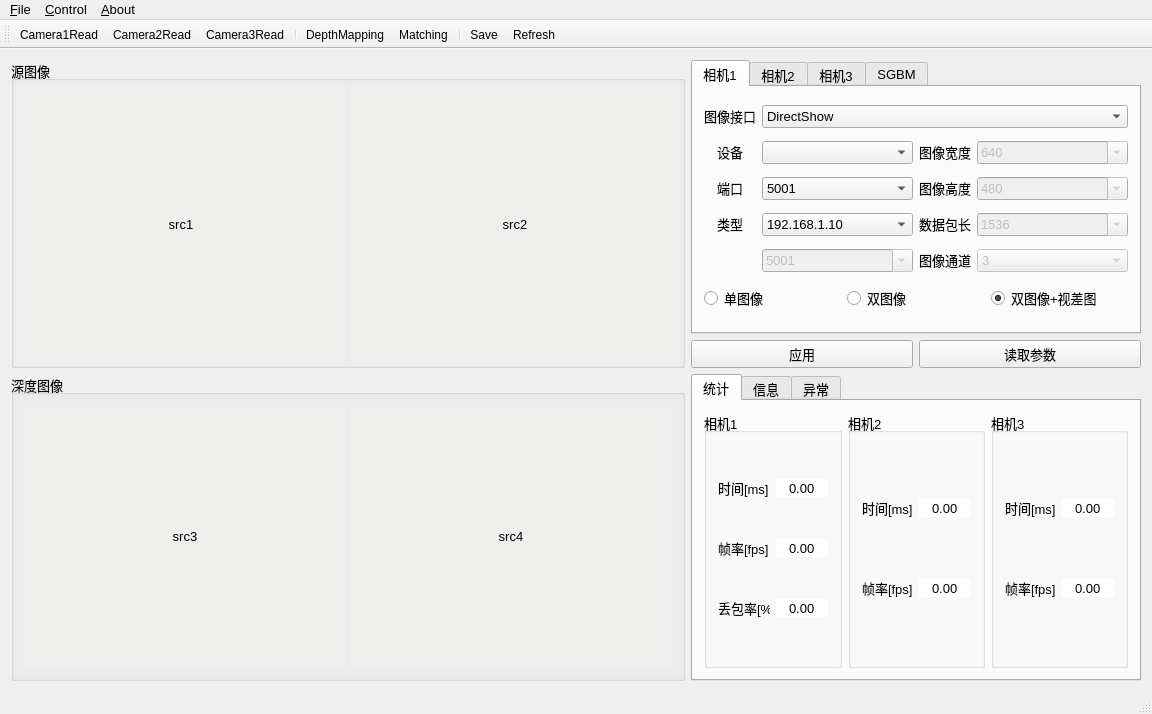
webd111/CameraTest, file mainwindow.ui: the form before one commit.
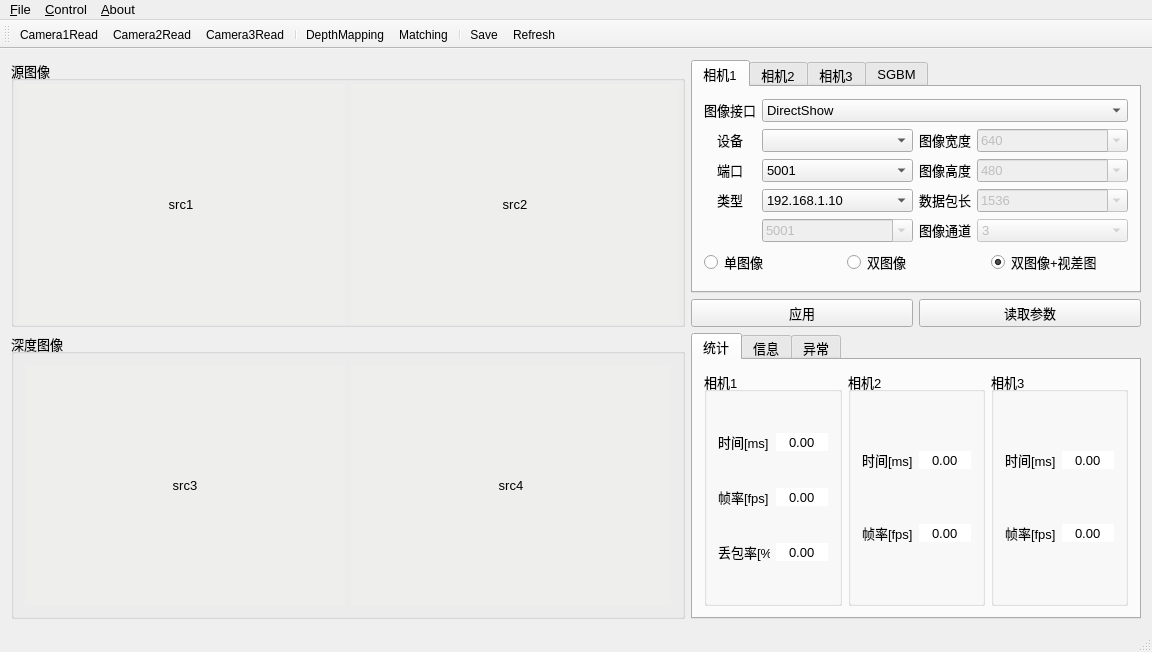
The form after the commit. Icons and pictures are not drawn.

Commit message: In-process inspection final version

The edit to the form file:
```diff
--- a/mainwindow.ui
+++ b/mainwindow.ui
@@ -6,8 +6,8 @@
    <rect>
     <x>0</x>
     <y>0</y>
-    <width>1152</width>
-    <height>714</height>
+    <width>1142</width>
+    <height>646</height>
    </rect>
   </property>
   <property name="sizePolicy">
@@ -583,7 +583,7 @@
           <item row="5" column="0" colspan="4">
            <layout class="QHBoxLayout" name="horizontalLayout_4">
             <property name="sizeConstraint">
-             <enum>QLayout::SetMaximumSize</enum>
+             <enum>QLayout::SetDefaultConstraint</enum>
             </property>
             <item>
              <widget class="QRadioButton" name="radioButtonSingleView">
```
Left out of the diff: 4 changed lines with no effect on the pictures. The commit also changes 2 other files.
